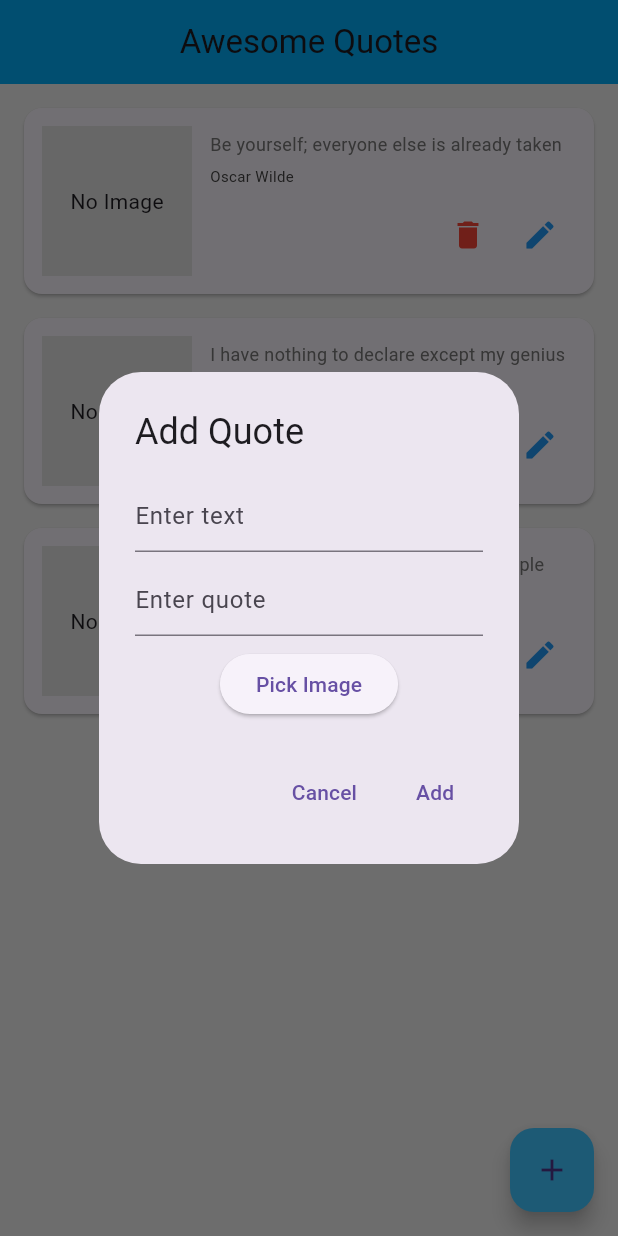
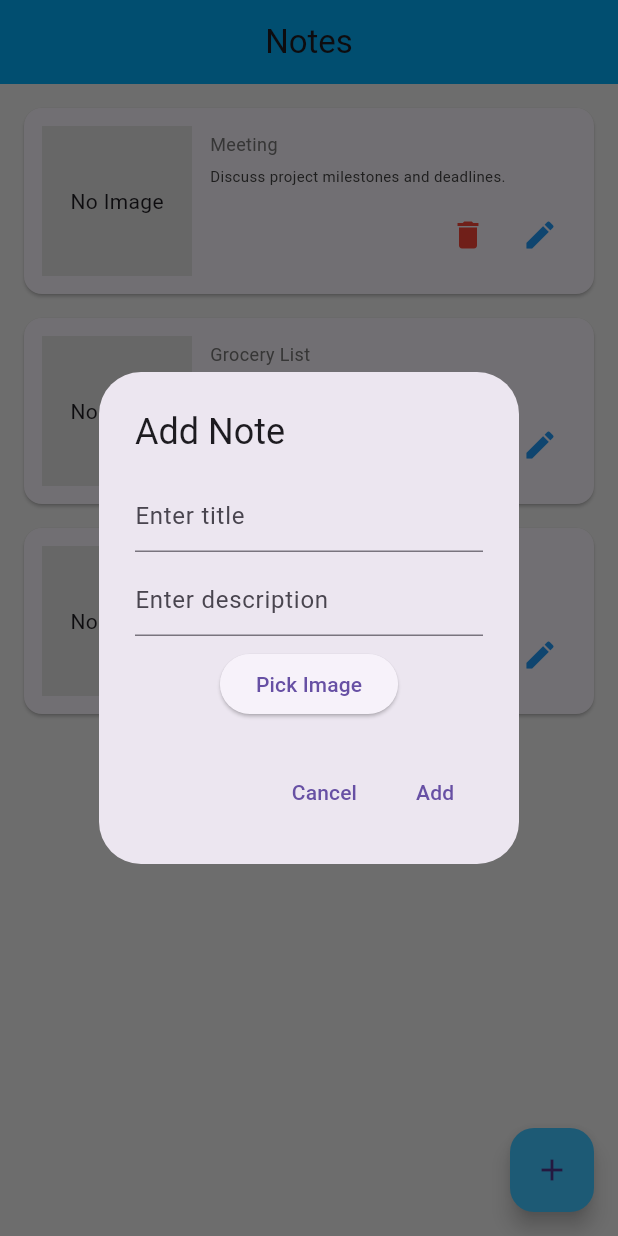
Before and after one commit to fadhlakmal/ppb-assignment-1, a Flutter app: the screen it shows after launch, after a tap on the "add" icon, on a phone screen of 412 x 824 dp. Run offline on Flutter 3.47's test engine with Material 3 defaults, Android fonts, the phone set to English and light mode, and no system bars; our stand-ins replace image_picker.

Commit message:
refactor not ok

```diff
--- /dev/null
+++ b/lib/data/notes.dart
@@ -0,0 +1,16 @@
+import 'package:myapp/model/note.dart';
+
+List<Note> notes = [
+  Note(
+    title: 'Meeting',
+    description: 'Discuss project milestones and deadlines.',
+  ),
+  Note(
+    title: 'Grocery List',
+    description: 'Milk, Eggs, Bread, and Vegetables.',
+  ),
+  Note(
+    title: 'Workout',
+    description: 'Run 5km, 30 minutes of strength training.',
+  ),
+];
--- a/lib/main.dart
+++ b/lib/main.dart
@@ -1,70 +1,51 @@
 import 'dart:io';
 
 import 'package:flutter/material.dart';
-import 'package:image_picker/image_picker.dart';
-import 'package:myapp/quote.dart';
-import 'package:myapp/quote_card.dart';
+import 'package:myapp/model/note.dart';
+import 'package:myapp/service/image_service.dart';
+import 'package:myapp/widget/note_card.dart';
+import 'package:myapp/data/notes.dart';
 
-void main() => runApp(MaterialApp(home: QuoteLists()));
+void main() => runApp(MaterialApp(home: NoteLists()));
 
-class QuoteLists extends StatefulWidget {
+class NoteLists extends StatefulWidget {
   @override
-  _QuoteListState createState() => _QuoteListState();
+  _NoteListState createState() => _NoteListState();
 }
 
-class _QuoteListState extends State<QuoteLists> {
-  List<Quote> quotes = [
-    Quote(
-      author: 'Oscar Wilde',
-      text: 'Be yourself; everyone else is already taken',
-    ),
-    Quote(
-      author: 'Oscar Wilde',
-      text: 'I have nothing to declare except my genius',
-    ),
-    Quote(
-      author: 'Oscar Wilde',
-      text: 'The truth is rarely pure and never simple',
-    ),
-  ];
+class _NoteListState extends State<NoteLists> {
+  final ImageService _imageService = ImageService();
 
-  Future<File?> pickGalleryImage() async {
-    final image = await ImagePicker().pickImage(source: ImageSource.gallery);
-
-    if (image == null) return null;
-    return File(image.path);
-  }
-
-  void addQuote() {
+  void addNote() {
     showDialog(
       context: context,
       builder: (BuildContext context) {
-        String newText = '';
-        String newAuthor = '';
+        String newTitle = '';
+        String newDesc = '';
         File? newImage;
 
         return AlertDialog(
-          title: Text('Add Quote'),
+          title: Text('Add Note'),
           content: Column(
             mainAxisSize: MainAxisSize.min,
             children: [
               TextField(
-                decoration: InputDecoration(hintText: 'Enter text'),
+                decoration: InputDecoration(hintText: 'Enter title'),
                 onChanged: (value) {
-                  newText = value;
+                  newTitle = value;
                 },
               ),
               SizedBox(height: 8.0),
               TextField(
-                decoration: InputDecoration(hintText: 'Enter quote'),
+                decoration: InputDecoration(hintText: 'Enter description'),
                 onChanged: (value) {
-                  newAuthor = value;
+                  newDesc = value;
                 },
               ),
               SizedBox(height: 8.0),
               ElevatedButton(
                 onPressed: () async {
-                  newImage = await pickGalleryImage();
+                  newImage = await _imageService.pickGalleryImage();
                   setState(() {});
                 },
                 child: Text('Pick Image'),
@@ -87,12 +68,12 @@ class _QuoteListState extends State<QuoteLists> {
             ),
             TextButton(
               onPressed: () {
-                if (newText.isNotEmpty && newAuthor.isNotEmpty) {
+                if (newTitle.isNotEmpty && newDesc.isNotEmpty) {
                   setState(() {
-                    quotes.add(
-                      Quote(
-                        text: newText,
-                        author: newAuthor,
+                    notes.add(
+                      Note(
+                        title: newTitle,
+                        description: newDesc,
                         selectedImage: newImage,
                       ),
                     );
@@ -108,38 +89,38 @@ class _QuoteListState extends State<QuoteLists> {
     );
   }
 
-  void editQuote(Quote quote) {
+  void editNote(Note note) {
     showDialog(
       context: context,
       builder: (BuildContext context) {
-        String newText = quote.text;
-        String newAuthor = quote.author;
+        String newTitle = note.title;
+        String newDesc = note.description;
         File? newImage;
 
         return AlertDialog(
-          title: Text('Edit Quote'),
+          title: Text('Edit Note'),
           content: Column(
             mainAxisSize: MainAxisSize.min,
             children: [
               TextField(
-                decoration: InputDecoration(hintText: 'Edit text'),
-                controller: TextEditingController(text: quote.text),
+                decoration: InputDecoration(hintText: 'Edit title'),
+                controller: TextEditingController(text: note.title),
                 onChanged: (value) {
-                  newText = value;
+                  newTitle = value;
                 },
               ),
               SizedBox(height: 8.0),
               TextField(
-                decoration: InputDecoration(hintText: 'Edit author'),
-                controller: TextEditingController(text: quote.author),
+                decoration: InputDecoration(hintText: 'Edit description'),
+                controller: TextEditingController(text: note.description),
                 onChanged: (value) {
-                  newAuthor = value;
+                  newDesc = value;
                 },
               ),
               SizedBox(height: 8.0),
               ElevatedButton(
                 onPressed: () async {
-                  newImage = await pickGalleryImage();
+                  newImage = await _imageService.pickGalleryImage();
                   setState(() {});
                 },
                 child: Text('Pick Image'),
@@ -162,11 +143,11 @@ class _QuoteListState extends State<QuoteLists> {
             ),
             TextButton(
               onPressed: () {
-                if (newText.isNotEmpty && newAuthor.isNotEmpty) {
+                if (newTitle.isNotEmpty && newDesc.isNotEmpty) {
                   setState(() {
-                    quote.text = newText;
-                    quote.author = newAuthor;
-                    quote.selectedImage = newImage;
+                    note.title = newTitle;
+                    note.description = newDesc;
+                    note.selectedImage = newImage;
                   });
                 }
                 Navigator.pop(context);
@@ -179,9 +160,9 @@ class _QuoteListState extends State<QuoteLists> {
     );
   }
 
-  void deleteQuote(Quote quote) {
+  void deleteNote(Note note) {
     setState(() {
-      quotes.remove(quote);
+      notes.remove(note);
     });
   }
 
@@ -190,28 +171,28 @@ class _QuoteListState extends State<QuoteLists> {
     return Scaffold(
       backgroundColor: Colors.grey[200],
       appBar: AppBar(
-        title: Text('Awesome Quotes'),
+        title: Text('Notes'),
         centerTitle: true,
         backgroundColor: Colors.lightBlue,
       ),
       body: SingleChildScrollView(
         child: Column(
           children:
-              quotes
+              notes
                   .asMap()
                   .entries
                   .map(
-                    (entry) => QuoteCard(
-                      quote: entry.value,
-                      delete: () => deleteQuote(entry.value),
-                      edit: () => editQuote(entry.value),
+                    (entry) => NoteCard(
+                      note: entry.value,
+                      delete: () => deleteNote(entry.value),
+                      edit: () => editNote(entry.value),
                     ),
                   )
                   .toList(),
         ),
       ),
       floatingActionButton: FloatingActionButton(
-        onPressed: addQuote,
+        onPressed: addNote,
         backgroundColor: Colors.lightBlueAccent,
         child: Icon(Icons.add),
       ),
--- /dev/null
+++ b/lib/model/note.dart
@@ -0,0 +1,9 @@
+import 'dart:io';
+
+class Note {
+  String title;
+  String description;
+  File? selectedImage;
+
+  Note({required this.title, required this.description, this.selectedImage});
+}
--- a/lib/quote.dart
+++ /dev/null
@@ -1,9 +0,0 @@
-import 'dart:io';
-
-class Quote {
-  String text;
-  String author;
-  File? selectedImage;
-
-  Quote({required this.text, required this.author, this.selectedImage});
-}
--- /dev/null
+++ b/lib/service/image_service.dart
@@ -0,0 +1,11 @@
+import 'dart:io';
+import 'package:image_picker/image_picker.dart';
+
+class ImageService {
+  Future<File?> pickGalleryImage() async {
+    final image = await ImagePicker().pickImage(source: ImageSource.gallery);
+
+    if (image == null) return null;
+    return File(image.path);
+  }
+}
--- a/lib/quote_card.dart
+++ b/lib/widget/note_card.dart
@@ -1,10 +1,10 @@
 import 'package:flutter/material.dart';
-import 'package:myapp/quote.dart';
+import 'package:myapp/model/note.dart';
 
-class QuoteCard extends StatelessWidget {
-  final Quote quote;
+class NoteCard extends StatelessWidget {
+  final Note note;
   final VoidCallback delete, edit;
-  QuoteCard({required this.quote, required this.delete, required this.edit});
+  NoteCard({required this.note, required this.delete, required this.edit});
 
   @override
   Widget build(BuildContext context) {
@@ -18,11 +18,11 @@ class QuoteCard extends StatelessWidget {
               width: 100.0,
               height: 100.0,
               child:
-                  quote.selectedImage != null
+                  note.selectedImage != null
                       ? ClipRRect(
                         borderRadius: BorderRadius.circular(8.0),
                         child: Image.file(
-                          quote.selectedImage!,
+                          note.selectedImage!,
                           fit: BoxFit.cover,
                         ),
                       )
@@ -38,7 +38,7 @@ class QuoteCard extends StatelessWidget {
                 mainAxisSize: MainAxisSize.min,
                 children: <Widget>[
                   Text(
-                    quote.text,
+                    note.title,
                     style: TextStyle(fontSize: 12.0, color: Colors.grey[600]),
                     softWrap: true,
                     overflow: TextOverflow.ellipsis,
@@ -46,7 +46,7 @@ class QuoteCard extends StatelessWidget {
                   ),
                   SizedBox(height: 6.0),
                   Text(
-                    quote.author,
+                    note.description,
                     style: TextStyle(fontSize: 10.0, color: Colors.grey[800]),
                     softWrap: true,
                     overflow: TextOverflow.ellipsis,
```
